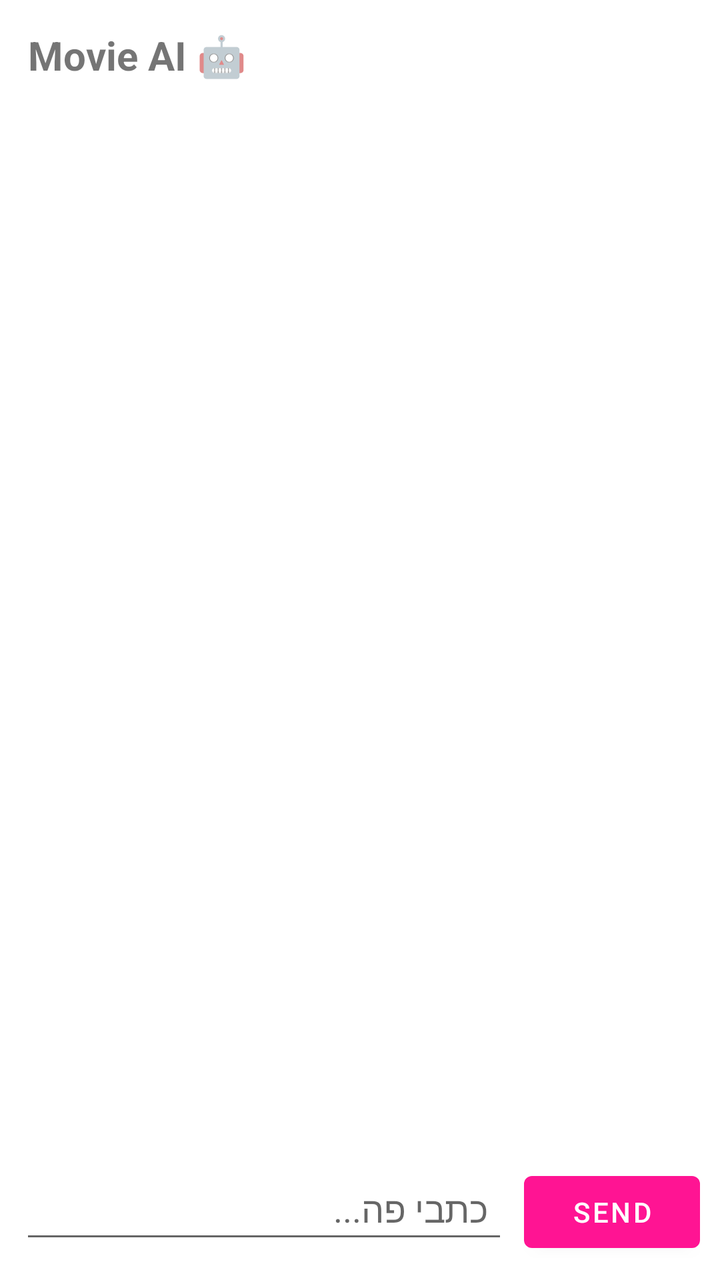
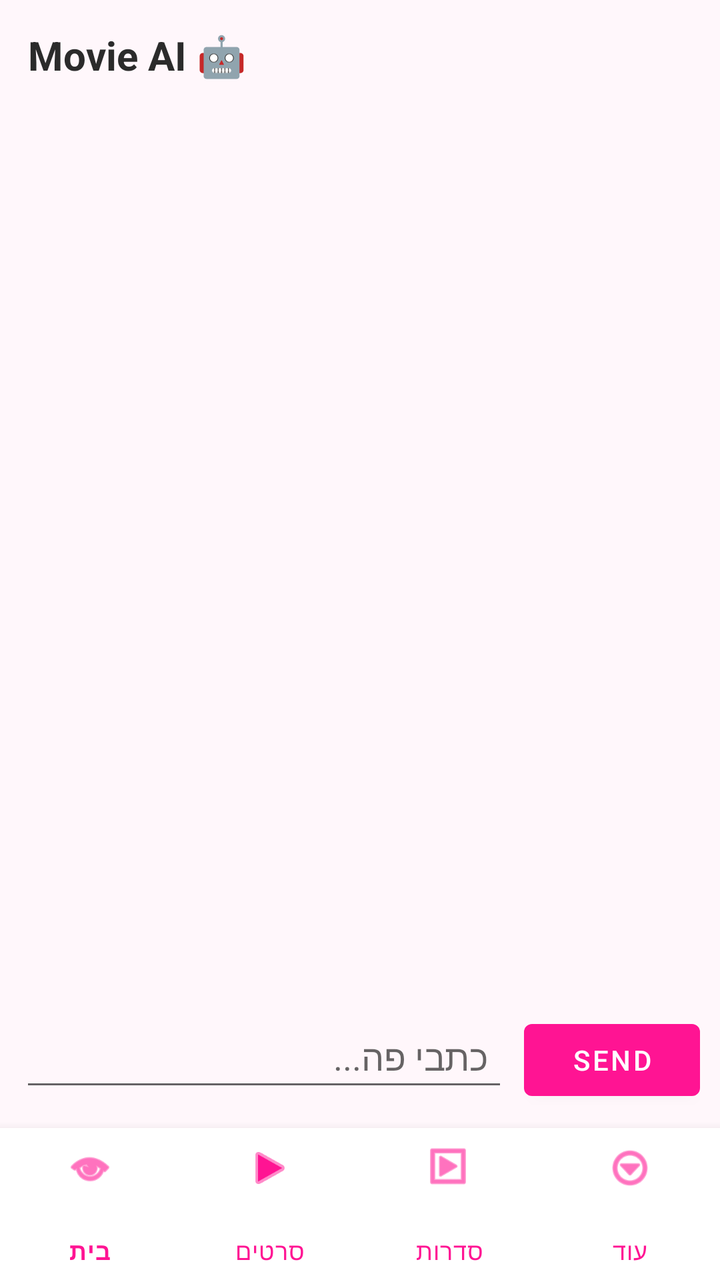

Two renders of the same Android screen: before a commit and after it. Below are the layout's source before the change and the commit's diff.
<!-- AndroidManifest.xml: application theme Base.Theme.FinalProject -->
<!-- res/layout/activity_ai.xml -->
<?xml version="1.0" encoding="utf-8"?>
<LinearLayout xmlns:android="http://schemas.android.com/apk/res/android"
    android:id="@+id/root"
    android:layout_width="match_parent"
    android:layout_height="match_parent"
    android:orientation="vertical">

    <TextView
        android:id="@+id/tvTitle"
        android:layout_width="match_parent"
        android:layout_height="wrap_content"
        android:text="Movie AI 🤖"
        android:textStyle="bold"
        android:textSize="20sp"
        android:padding="14dp" />

    <androidx.recyclerview.widget.RecyclerView
        android:id="@+id/rvChat"
        android:layout_width="match_parent"
        android:layout_height="0dp"
        android:layout_weight="1"
        android:padding="12dp" />

    
    <LinearLayout
        android:id="@+id/layoutSuggestions"
        android:layout_width="match_parent"
        android:layout_height="wrap_content"
        android:orientation="vertical"
        android:padding="12dp"
        android:visibility="gone">

        <TextView
            android:id="@+id/tvSuggestionsTitle"
            android:layout_width="match_parent"
            android:layout_height="wrap_content"
            android:text="הנה 3 הצעות 🎬"
            android:textStyle="bold"
            android:textSize="16sp"
            android:paddingBottom="8dp" />

        <Button
            android:id="@+id/btnSug1"
            android:layout_width="match_parent"
            android:layout_height="wrap_content"
            android:text="Suggestion 1" />

        <Button
            android:id="@+id/btnSug2"
            android:layout_width="match_parent"
            android:layout_height="wrap_content"
            android:text="Suggestion 2"
            android:layout_marginTop="6dp" />

        <Button
            android:id="@+id/btnSug3"
            android:layout_width="match_parent"
            android:layout_height="wrap_content"
            android:text="Suggestion 3"
            android:layout_marginTop="6dp" />

        <LinearLayout
            android:layout_width="match_parent"
            android:layout_height="wrap_content"
            android:orientation="horizontal"
            android:layout_marginTop="8dp">

            <Button
                android:id="@+id/btnLiked"
                android:layout_width="0dp"
                android:layout_height="wrap_content"
                android:layout_weight="1"
                android:text="אהבתי ✅" />

            <Button
                android:id="@+id/btnDisliked"
                android:layout_width="0dp"
                android:layout_height="wrap_content"
                android:layout_weight="1"
                android:layout_marginStart="8dp"
                android:text="לא אהבתי ❌" />
        </LinearLayout>

    </LinearLayout>

    
    <LinearLayout
        android:layout_width="match_parent"
        android:layout_height="wrap_content"
        android:orientation="horizontal"
        android:padding="10dp">

        <EditText
            android:id="@+id/etMessage"
            android:layout_width="0dp"
            android:layout_height="wrap_content"
            android:layout_weight="1"
            android:hint="כתבי פה..."
            android:padding="10dp" />

        <Button
            android:id="@+id/btnSend"
            android:layout_width="wrap_content"
            android:layout_height="wrap_content"
            android:text="Send"
            android:layout_marginStart="8dp" />
    </LinearLayout>

</LinearLayout>
<!-- resources referenced by this layout -->
<resources>
  <style name="Base.Theme.FinalProject" parent="Theme.MaterialComponents.DayNight.NoActionBar">
  
          <item name="colorPrimary">#FF1493</item>
          <item name="colorPrimaryVariant">#C51162</item>
          <item name="colorSecondary">#FF1493</item>
      </style>
</resources>

<!-- the commit's change to res/layout/activity_ai.xml (unified diff, before → after) -->
@@ -1,109 +1,140 @@
 <?xml version="1.0" encoding="utf-8"?>
-<LinearLayout xmlns:android="http://schemas.android.com/apk/res/android"
-    android:id="@+id/root"
+<androidx.constraintlayout.widget.ConstraintLayout
+    xmlns:android="http://schemas.android.com/apk/res/android"
+    xmlns:app="http://schemas.android.com/apk/res-auto"
     android:layout_width="match_parent"
     android:layout_height="match_parent"
-    android:orientation="vertical">
-
-    <TextView
-        android:id="@+id/tvTitle"
-        android:layout_width="match_parent"
-        android:layout_height="wrap_content"
-        android:text="Movie AI 🤖"
-        android:textStyle="bold"
-        android:textSize="20sp"
-        android:padding="14dp" />
-
-    <androidx.recyclerview.widget.RecyclerView
-        android:id="@+id/rvChat"
-        android:layout_width="match_parent"
-        android:layout_height="0dp"
-        android:layout_weight="1"
-        android:padding="12dp" />
+    android:background="#FFF7FB">
 
     
     <LinearLayout
-        android:id="@+id/layoutSuggestions"
-        android:layout_width="match_parent"
-        android:layout_height="wrap_content"
+        android:id="@+id/root"
+        android:layout_width="0dp"
+        android:layout_height="0dp"
         android:orientation="vertical"
-        android:padding="12dp"
-        android:visibility="gone">
+        app:layout_constraintTop_toTopOf="parent"
+        app:layout_constraintBottom_toTopOf="@id/bottomNav"
+        app:layout_constraintStart_toStartOf="parent"
+        app:layout_constraintEnd_toEndOf="parent">
 
         <TextView
-            android:id="@+id/tvSuggestionsTitle"
+            android:id="@+id/tvTitle"
             android:layout_width="match_parent"
             android:layout_height="wrap_content"
-            android:text="הנה 3 הצעות 🎬"
+            android:text="Movie AI 🤖"
             android:textStyle="bold"
-            android:textSize="16sp"
-            android:paddingBottom="8dp" />
+            android:textSize="20sp"
+            android:textColor="#2B2B2B"
+            android:padding="14dp" />
 
-        <Button
-            android:id="@+id/btnSug1"
+        <androidx.recyclerview.widget.RecyclerView
+            android:id="@+id/rvChat"
+            android:layout_width="match_parent"
+            android:layout_height="0dp"
+            android:layout_weight="1"
+            android:padding="12dp" />
+
+        
+        <LinearLayout
+            android:id="@+id/layoutSuggestions"
             android:layout_width="match_parent"
             android:layout_height="wrap_content"
-            android:text="Suggestion 1" />
+            android:orientation="vertical"
+            android:padding="12dp"
+            android:visibility="gone">
 
-        <Button
-            android:id="@+id/btnSug2"
-            android:layout_width="match_parent"
-            android:layout_height="wrap_content"
-            android:text="Suggestion 2"
-            android:layout_marginTop="6dp" />
+            <TextView
+                android:id="@+id/tvSuggestionsTitle"
+                android:layout_width="match_parent"
+                android:layout_height="wrap_content"
+                android:text="הנה 3 הצעות 🎬"
+                android:textStyle="bold"
+                android:textSize="16sp"
+                android:paddingBottom="8dp"
+                android:textColor="#2B2B2B"/>
 
-        <Button
-            android:id="@+id/btnSug3"
-            android:layout_width="match_parent"
-            android:layout_height="wrap_content"
-            android:text="Suggestion 3"
-            android:layout_marginTop="6dp" />
+            <Button
+                android:id="@+id/btnSug1"
+                android:layout_width="match_parent"
+                android:layout_height="wrap_content"
+                android:text="Suggestion 1" />
 
+            <Button
+                android:id="@+id/btnSug2"
+                android:layout_width="match_parent"
+                android:layout_height="wrap_content"
+                android:text="Suggestion 2"
+                android:layout_marginTop="6dp" />
+
+            <Button
+                android:id="@+id/btnSug3"
+                android:layout_width="match_parent"
+                android:layout_height="wrap_content"
+                android:text="Suggestion 3"
+                android:layout_marginTop="6dp" />
+
+            <LinearLayout
+                android:layout_width="match_parent"
+                android:layout_height="wrap_content"
+                android:orientation="horizontal"
+                android:layout_marginTop="8dp">
+
+                <Button
+                    android:id="@+id/btnLiked"
+                    android:layout_width="0dp"
+                    android:layout_height="wrap_content"
+                    android:layout_weight="1"
+                    android:text="אהבתי ✅" />
+
+                <Button
+                    android:id="@+id/btnDisliked"
+                    android:layout_width="0dp"
+                    android:layout_height="wrap_content"
+                    android:layout_weight="1"
+                    android:layout_marginStart="8dp"
+                    android:text="לא אהבתי ❌" />
+            </LinearLayout>
+
+        </LinearLayout>
+
+        
         <LinearLayout
             android:layout_width="match_parent"
             android:layout_height="wrap_content"
             android:orientation="horizontal"
-            android:layout_marginTop="8dp">
+            android:padding="10dp">
 
-            <Button
-                android:id="@+id/btnLiked"
+            <EditText
+                android:id="@+id/etMessage"
                 android:layout_width="0dp"
                 android:layout_height="wrap_content"
                 android:layout_weight="1"
-                android:text="אהבתי ✅" />
+                android:hint="כתבי פה..."
+                android:padding="10dp" />
 
             <Button
-                android:id="@+id/btnDisliked"
-                android:layout_width="0dp"
+                android:id="@+id/btnSend"
+                android:layout_width="wrap_content"
                 android:layout_height="wrap_content"
-                android:layout_weight="1"
-                android:layout_marginStart="8dp"
-                android:text="לא אהבתי ❌" />
+                android:text="Send"
+                android:layout_marginStart="8dp" />
         </LinearLayout>
 
     </LinearLayout>
 
     
-    <LinearLayout
-        android:layout_width="match_parent"
-        android:layout_height="wrap_content"
-        android:orientation="horizontal"
-        android:padding="10dp">
+    <com.google.android.material.bottomnavigation.BottomNavigationView
+        android:id="@+id/bottomNav"
+        android:layout_width="0dp"
+        android:layout_height="76dp"
+        android:background="#FFFFFF"
+        app:menu="@menu/bottom_nav_menu"
+        app:labelVisibilityMode="labeled"
+        app:itemIconTint="#FF1493"
+        app:itemTextColor="#FF1493"
+        app:itemRippleColor="#33FF69B4"
+        app:layout_constraintBottom_toBottomOf="parent"
+        app:layout_constraintStart_toStartOf="parent"
+        app:layout_constraintEnd_toEndOf="parent"/>
 
-        <EditText
-            android:id="@+id/etMessage"
-            android:layout_width="0dp"
-            android:layout_height="wrap_content"
-            android:layout_weight="1"
-            android:hint="כתבי פה..."
-            android:padding="10dp" />
-
-        <Button
-            android:id="@+id/btnSend"
-            android:layout_width="wrap_content"
-            android:layout_height="wrap_content"
-            android:text="Send"
-            android:layout_marginStart="8dp" />
-    </LinearLayout>
-
-</LinearLayout>
+</androidx.constraintlayout.widget.ConstraintLayout>
